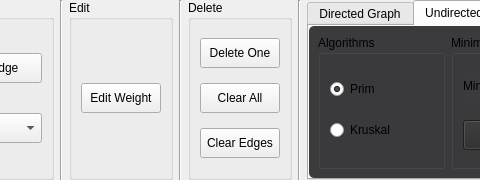
Above: public/control_panel_2.ui from Jeius/GraphIllustrator before the change; both pictures show x 182 to 662 and y 0 to 180 of the 965 by 180 pixel window. Below: the same form after it.
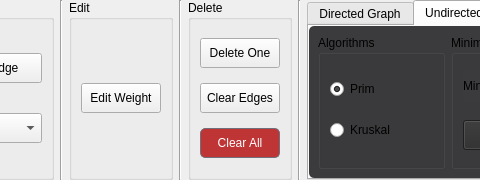
That is the form after the change. The open tabs and pages were chosen to show the change.

```diff
--- a/public/control_panel_2.ui
+++ b/public/control_panel_2.ui
@@ -198,7 +198,7 @@
         </property>
        </widget>
       </item>
-      <item row="1" column="0">
+      <item row="2" column="0">
        <widget class="QPushButton" name="clear_button">
         <property name="minimumSize">
          <size>
@@ -212,12 +212,15 @@
           <height>16777215</height>
          </size>
         </property>
+        <property name="styleSheet">
+         <string notr="true">QPushButton {background-color: #bf3434; color: white; border: 1px solid #70707c; padding: 5px 12px; border-radius: 5px;} QPushButton:hover {background-color: #d44b4b;}</string>
+        </property>
         <property name="text">
          <string>Clear All</string>
         </property>
        </widget>
       </item>
-      <item row="2" column="0">
+      <item row="1" column="0">
        <widget class="QPushButton" name="clear_edges_button">
         <property name="minimumSize">
          <size>
```
Left out of the diff: 6 changed lines with no effect on the pictures.
